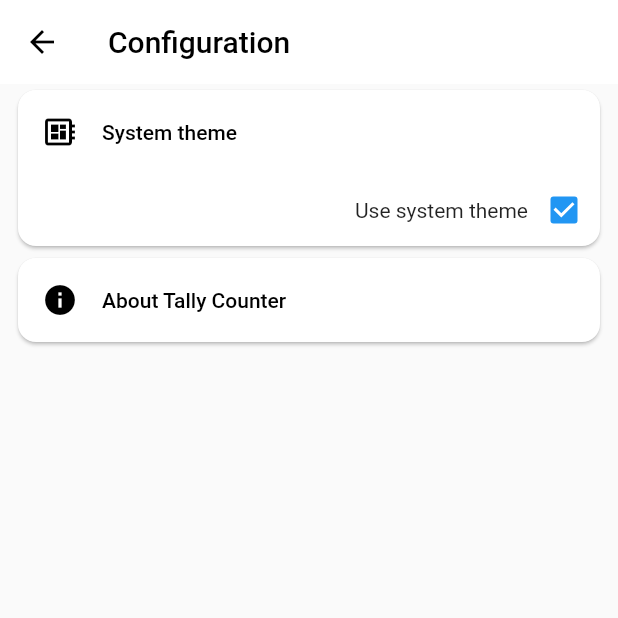
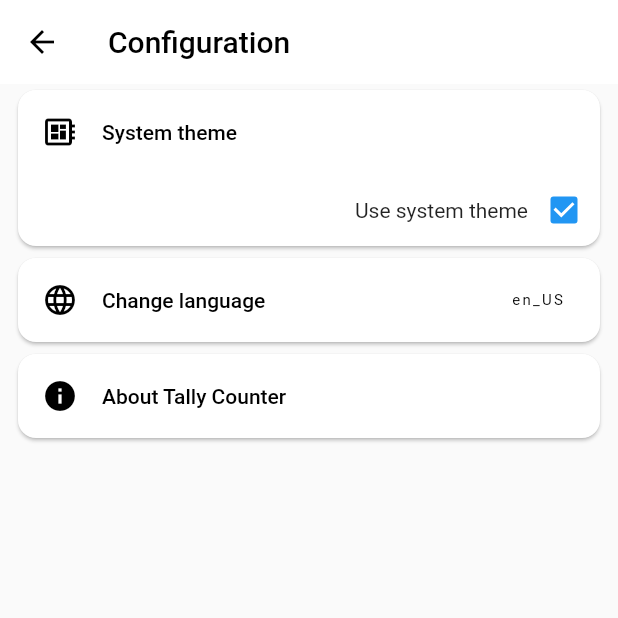
Before and after one commit to Jictyvoo/TallyCounterFlutter, a Flutter app: the ConfigurationPage screen opened by its route, on a phone screen of 412 x 824 dp, the top half of it. Run offline on Flutter 3.47's test engine with Material 2 defaults, Android fonts, the phone set to English and light mode, and no system bars; our stand-ins replace flutter_modular, isar, permission_handler; missing offline and left inert: filesystem_picker; accounts and stored records are empty; generated files the repository leaves out were written again.

Commit message:
:globe_with_meridians: feat: Add `change_language` configuration

```diff
--- a/lib/app/shared/pages/configuration_page.dart
+++ b/lib/app/shared/pages/configuration_page.dart
@@ -1,14 +1,17 @@
 import 'package:flutter/material.dart';
 import 'package:flutter_gen/gen_l10n/app_localizations.dart';
 import 'package:tally_counter/app/core/infra/providers/app_config_provider.dart';
+import 'package:tally_counter/app/shared/utils/extensions/locale_name.dart';
 import 'package:tally_counter/app/shared/utils/global_constants.dart';
 import 'package:tally_counter/app/shared/widgets/inherited/app_config_change_notifier.dart';
 import 'package:tally_counter/app/shared/widgets/theme_change_button.dart';
 
+import 'dialogs/change_language_dialog.dart';
+
 typedef ItemBuilder = Widget Function(BuildContext);
 
 class ConfigurationPage extends StatelessWidget {
-  static const defaultSettings = ["theme", "about"];
+  static const defaultSettings = ["theme", "locale", "about"];
   final Map<String, List<ItemBuilder>> extraSettings;
 
   const ConfigurationPage({Key? key, this.extraSettings = const {}})
@@ -23,6 +26,23 @@ class ConfigurationPage extends StatelessWidget {
               AppConfigChangeNotifier.of(context)?.themeMode = themeMode;
             },
             originThemeMode: AppConfigProvider.appConfig.theme,
+          ),
+        );
+      case "locale":
+        return Card(
+          child: ListTile(
+            leading: const Icon(Icons.language),
+            title: Text(
+              AppLocalizations.of(context)?.changeLocaleLabel ??
+                  'Change language',
+            ),
+            trailing: Text(Localizations.localeOf(context).fullLanguageCode),
+            onTap: () {
+              showDialog(
+                context: context,
+                builder: (context) => const ChangeLanguageDialog(),
+              );
+            },
           ),
         );
       case "about":
--- a/lib/l10n/app_en.arb
+++ b/lib/l10n/app_en.arb
@@ -50,6 +50,14 @@
   "lightTheme": "Light theme",
   "@lightTheme": {
     "description": "The label that indicates that the app is using the light theme"
+  },
+  "changeLocaleLabel": "Change language",
+  "@changeLocaleLabel": {
+    "description": "The label for the language selection."
+  },
+  "useSystemLocale": "Use system language",
+  "@useSystemLocale": {
+    "description": "The label that indicates to user that he can use the language used by the system"
   },
   "tallyShowAll": "Show all registers",
   "@tallyShowAll": {
--- a/lib/l10n/app_pt.arb
+++ b/lib/l10n/app_pt.arb
@@ -12,6 +12,8 @@
   "systemTheme": "Tema do sistema",
   "darkTheme": "Tema escuro",
   "lightTheme": "Tema claro",
+  "changeLocaleLabel": "Alterar idioma",
+  "useSystemLocale": "Usar idioma do sistema",
   "tallyShowAll": "Mostrar todos os registros",
   "tallyShowToday": "Mostrar registros de hoje",
   "tallyListTitle": "Lista de Registros",
```
Also changed, not shown: lib/app/shared/pages/dialogs/change_language_dialog.dart (added, +65 -0 lines), lib/app/shared/utils/extensions/locale_name.dart (added, +42 -0 lines).
